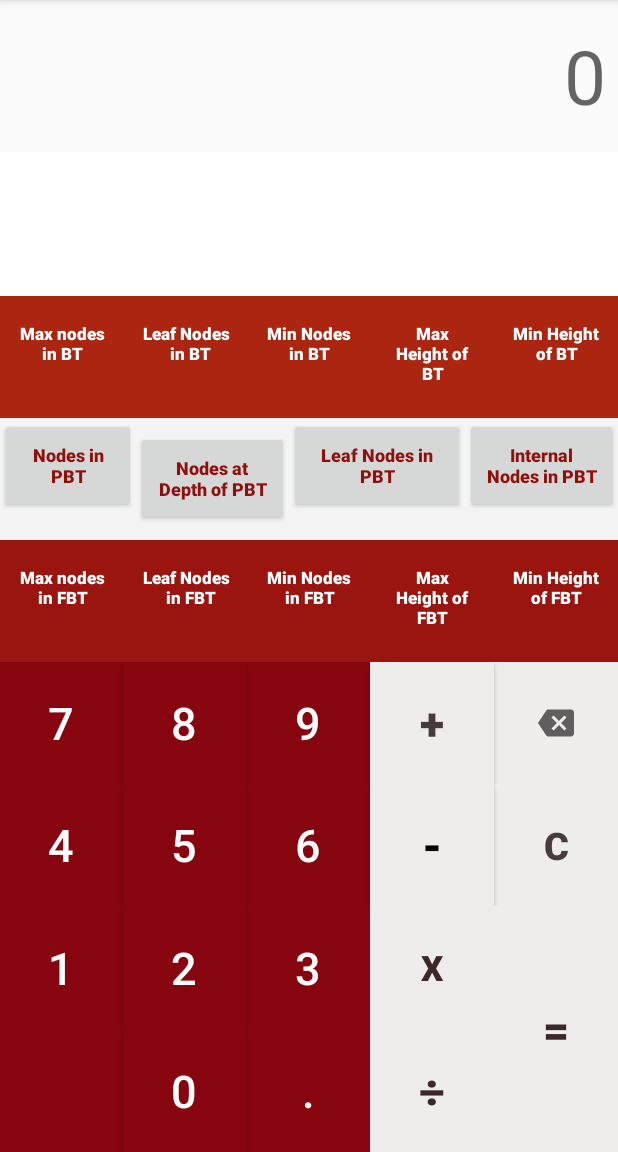
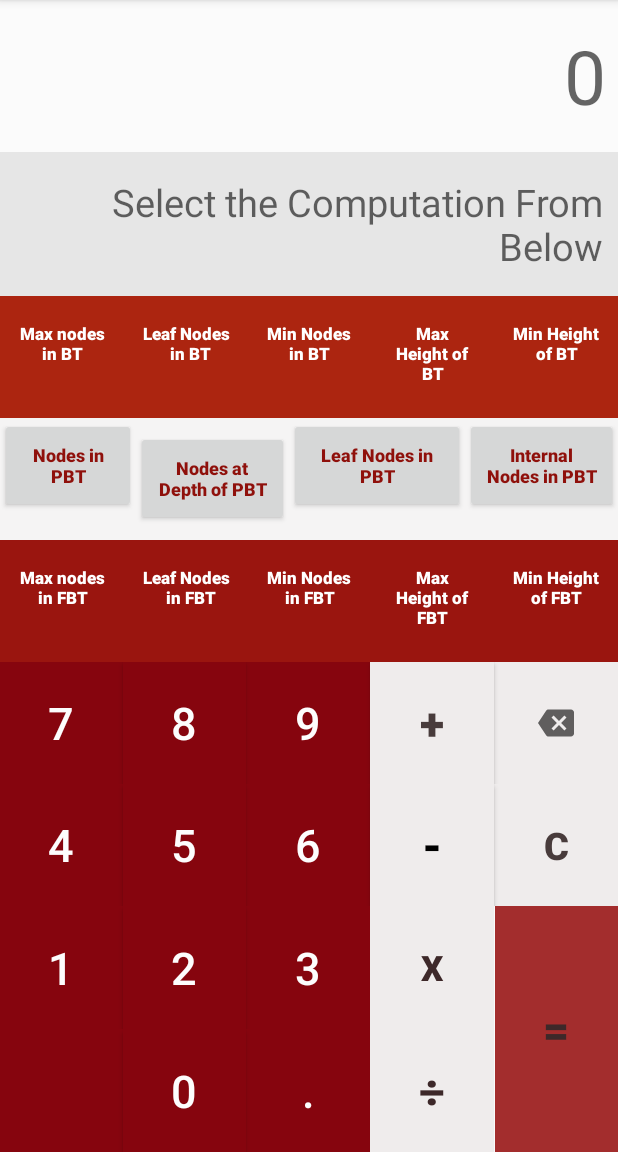
Before and after one commit to Khushank1120/DSCalc, an Android app: the screen it shows after launch (MainActivity), on a phone screen of 412 x 824 dp, the part 84-1236 px from its top. Run offline under Robolectric (Android 15) with nearby library versions, the phone set to English and light mode, and no system bars.

Commit message:
UI Changes

```diff
--- a/app/src/main/res/layout/activity_main.xml
+++ b/app/src/main/res/layout/activity_main.xml
@@ -30,10 +30,11 @@
         android:layout_width="match_parent"
         android:layout_height="35dp"
         android:layout_weight="0.75"
-        android:background="#FFFFFF"
+        android:background="#9CDADADA"
         android:gravity="center|end"
+        android:hint="Select the Computation From Below"
         android:padding="10dp"
-        android:textSize="50sp" />
+        android:textSize="25sp" />
 
     <LinearLayout
         android:layout_width="match_parent"
@@ -50,6 +51,7 @@
             android:layout_weight="1"
             android:onClick="btnClick_maxNodesBT"
             android:text="Max nodes in BT"
+            android:foreground="?attr/selectableItemBackgroundBorderless"
             android:textAllCaps="false"
             android:textColor="#FFFFFF"
             android:textSize="11sp"
@@ -61,6 +63,7 @@
             android:layout_height="63dp"
             android:layout_weight="1"
             android:text="Leaf Nodes \n in BT"
+            android:foreground="?attr/selectableItemBackgroundBorderless"
             android:onClick="btnClick_leafNodesBT"
             android:textAllCaps="false"
             android:textColor="#FFFFFF"
@@ -72,6 +75,7 @@
             android:layout_width="10dp"
             android:layout_height="63dp"
             android:layout_weight="1"
+            android:foreground="?attr/selectableItemBackgroundBorderless"
             android:onClick="btnClick_minNodesBT"
             android:text="Min Nodes in BT"
             android:textAllCaps="false"
@@ -85,6 +89,7 @@
             android:layout_height="63dp"
             android:layout_weight="1"
             android:textStyle="bold"
+            android:foreground="?attr/selectableItemBackgroundBorderless"
             android:onClick="btnClick_maxHeightBT"
             android:text="Max Height of BT"
             android:textAllCaps="false"
@@ -96,6 +101,7 @@
             android:layout_width="10dp"
             android:layout_height="63dp"
             android:layout_weight="1"
+            android:foreground="?attr/selectableItemBackgroundBorderless"
             android:onClick="btnClick_minHeightBT"
             android:text="Min Height of BT"
             android:textAllCaps="false"
@@ -118,6 +124,7 @@
             android:layout_width="9dp"
             android:layout_height="63dp"
             android:layout_weight="1"
+            android:foreground="?attr/selectableItemBackgroundBorderless"
             android:onClick="btnClick_nodesInPBT"
             android:text="Nodes in PBT"
             android:textAllCaps="false"
@@ -129,6 +136,7 @@
             style="@style/Widget.AppCompat.Button"
             android:layout_width="20dp"
             android:layout_height="63dp"
+            android:foreground="?attr/selectableItemBackgroundBorderless"
             android:layout_gravity="center|end|left"
             android:layout_weight="1"
             android:onClick="btnClick_nodesDepthPBT"
@@ -144,6 +152,7 @@
             android:layout_height="63dp"
             android:layout_weight="1"
             android:text="Leaf Nodes in PBT"
+            android:foreground="?attr/selectableItemBackgroundBorderless"
             android:onClick="btnClick_leafNodesPBT"
             android:textAllCaps="false"
             android:textColor="#8F100B"
@@ -156,6 +165,7 @@
             android:layout_height="63dp"
             android:layout_weight="1"
             android:text="Internal Nodes in PBT"
+            android:foreground="?attr/selectableItemBackgroundBorderless"
             android:onClick="btnClick_internalNodesPBT"
             android:textAllCaps="false"
             android:textColor="#8F100B"
@@ -179,6 +189,7 @@
             android:layout_weight="1"
             android:textStyle="bold"
             android:text="Max nodes in FBT"
+            android:foreground="?attr/selectableItemBackgroundBorderless"
             android:onClick="btnClick_minNodesFBT"
             android:textAllCaps="false"
             android:textColor="#FFFFFF"
@@ -190,6 +201,7 @@
             android:layout_height="63dp"
             android:layout_weight="1"
             android:text="Leaf Nodes \n in FBT"
+            android:foreground="?attr/selectableItemBackgroundBorderless"
             android:textAllCaps="false"
             android:textColor="#FFFFFF"
             android:textSize="11sp"
@@ -202,6 +214,7 @@
             android:layout_weight="1"
             android:textStyle="bold"
             android:text="Min Nodes in FBT"
+            android:foreground="?attr/selectableItemBackgroundBorderless"
             android:textAllCaps="false"
             android:textColor="#FFFFFF"
             android:textSize="11sp" />
@@ -211,6 +224,7 @@
             android:layout_height="63dp"
             android:layout_weight="1"
             android:text="Max Height of FBT"
+            android:foreground="?attr/selectableItemBackgroundBorderless"
             android:onClick="btnClick_maxHeightFBT"
             android:textAllCaps="false"
             android:textColor="#FFFFFF"
@@ -223,6 +237,7 @@
             android:layout_weight="1"
             android:onClick="btnClick_minHeightFBT"
             android:textStyle="bold"
+            android:foreground="?attr/selectableItemBackgroundBorderless"
             android:text="Min Height of FBT"
             android:textAllCaps="false"
             android:textColor="#FFFFFF"
@@ -242,6 +257,7 @@
             android:layout_width="0dp"
             android:layout_height="match_parent"
             android:layout_weight="1"
+            android:foreground="?attr/selectableItemBackgroundBorderless"
             android:background="#86050E"
             android:onClick="btnClick_7"
             android:text="7"
@@ -254,6 +270,7 @@
             android:layout_height="match_parent"
             android:layout_weight="1"
             android:background="#86050E"
+            android:foreground="?attr/selectableItemBackgroundBorderless"
             android:onClick="btnClick_8"
             android:text="8"
             android:textColor="#FDFDFD"
@@ -265,6 +282,7 @@
             android:layout_height="match_parent"
             android:layout_weight="1"
             android:background="#86050E"
+            android:foreground="?attr/selectableItemBackgroundBorderless"
             android:onClick="btnClick_9"
             android:text="9"
             android:textColor="#FDFDFD"
@@ -278,6 +296,7 @@
             android:onClick="btnClick_add"
             android:text="+"
             android:textColor="#483B3B"
+            android:foreground="?attr/selectableItemBackgroundBorderless"
             android:textSize="30dp"
             android:textStyle="bold" />
 
@@ -288,6 +307,7 @@
             android:layout_weight="1"
             android:background="#EFECEC"
             android:onClick="btnClick_delete"
+            android:foreground="?attr/selectableItemBackgroundBorderless"
             android:src="@drawable/ic_baseline_backspace_24"
             android:textSize="30dp" />
 
@@ -340,6 +360,7 @@
             android:background="#EFECEC"
             android:onClick="btnClick_subtract"
             android:text="-"
+            android:foreground="?attr/selectableItemBackgroundBorderless"
             android:textColor="#000000"
             android:textSize="30dp"
             android:textStyle="bold" />
@@ -353,6 +374,7 @@
             android:onClick="btnClick_clear"
             android:text="C"
             android:textColor="#483B3B"
+            android:foreground="?attr/selectableItemBackgroundBorderless"
             android:textSize="25dp"
             android:textStyle="bold" />
 
@@ -422,6 +444,7 @@
                     android:background="#EFECEC"
                     android:onClick="btnClick_multiply"
                     android:text="X"
+                    android:foreground="?attr/selectableItemBackgroundBorderless"
                     android:textColor="#3D2829"
                     android:textSize="23dp"
                     android:textStyle="bold" />
@@ -472,6 +495,7 @@
                     android:background="#EFECEC"
                     android:onClick="btnClick_divide"
                     android:text="÷"
+                    android:foreground="?attr/selectableItemBackgroundBorderless"
                     android:textColor="#3D2829"
                     android:textSize="30sp"
                     android:textStyle="bold" />
@@ -493,7 +517,9 @@
                 android:layout_width="match_parent"
                 android:layout_height="0dp"
                 android:layout_weight="1"
-                android:background="#EFECEC"
+                android:layout_marginLeft="0.1dp"
+                android:foreground="?attr/selectableItemBackgroundBorderless"
+                android:background="#A32D2D"
                 android:onClick="btnClick_equal"
                 android:text="="
                 android:textColor="#3D2829"
```
